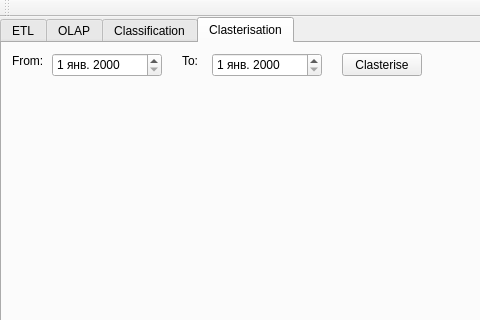
This is okcham-system/mainwindow.ui in bananamilkshake-code/ockham as Qt 5 draws it before an edit; both pictures show x 0 to 480 and y 0 to 320 of the 654 by 576 pixel window. The edited form follows.
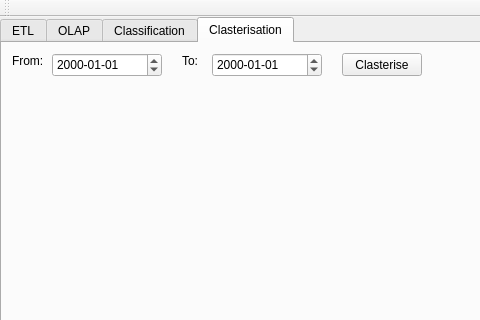
This is the edited form.

The edit to the form file:
```diff
--- a/okcham-system/mainwindow.ui
+++ b/okcham-system/mainwindow.ui
@@ -537,6 +537,9 @@
         <height>24</height>
        </rect>
       </property>
+      <property name="displayFormat">
+       <string>yyyy-MM-dd</string>
+      </property>
      </widget>
      <widget class="QDateEdit" name="date_claterise_to">
       <property name="geometry">
@@ -547,6 +550,9 @@
         <height>24</height>
        </rect>
       </property>
+      <property name="displayFormat">
+       <string>yyyy-MM-dd</string>
+      </property>
      </widget>
      <widget class="QLabel" name="label_claster_from">
       <property name="geometry">
```
